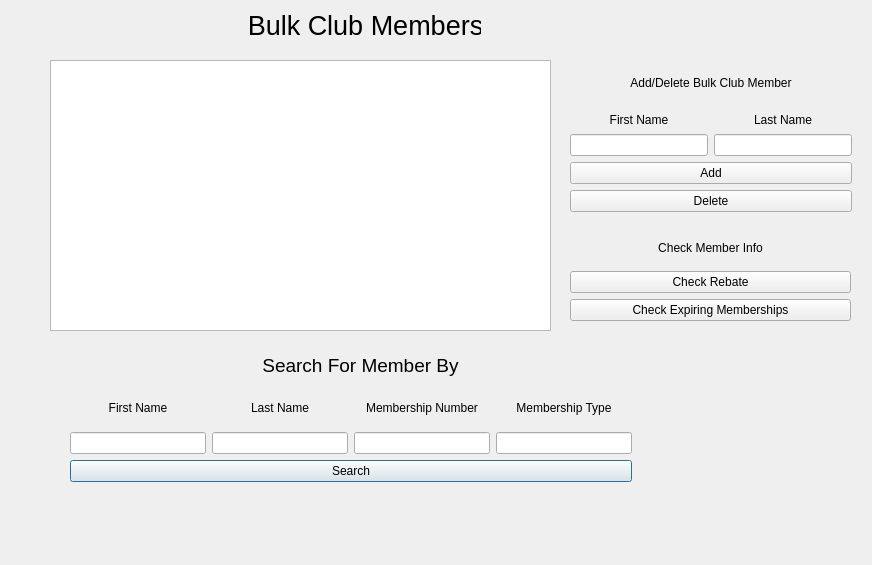
The window that memberinfo.ui (sophiegsmith/bulk-project) describes before a commit, drawn with Qt 5.
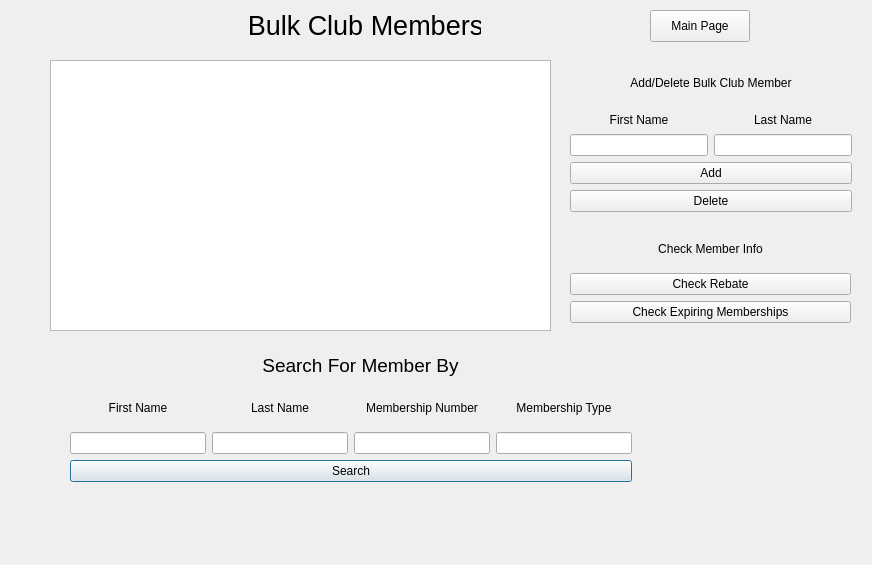
The same window after the commit.

Commit message: connected main page button in memberinfo

Diff of the .ui file:
```diff
--- a/memberinfo.ui
+++ b/memberinfo.ui
@@ -152,7 +152,7 @@
      <x>570</x>
      <y>230</y>
      <width>281</width>
-     <height>91</height>
+     <height>93</height>
     </rect>
    </property>
    <layout class="QVBoxLayout" name="verticalLayout_6">
@@ -270,6 +270,19 @@
     </rect>
    </property>
   </widget>
+  <widget class="QPushButton" name="pushButton_6">
+   <property name="geometry">
+    <rect>
+     <x>650</x>
+     <y>10</y>
+     <width>100</width>
+     <height>32</height>
+    </rect>
+   </property>
+   <property name="text">
+    <string>Main Page</string>
+   </property>
+  </widget>
  </widget>
  <resources/>
  <connections/>
```
The commit also changes 3 other files.
